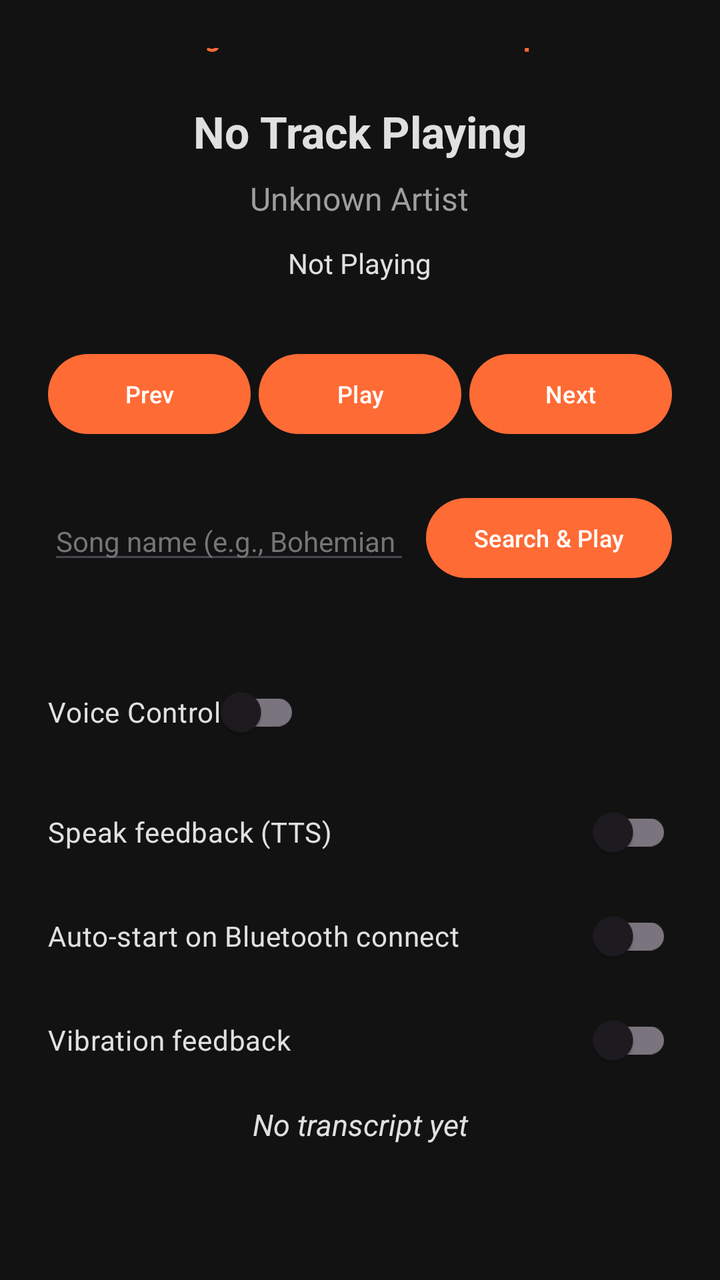
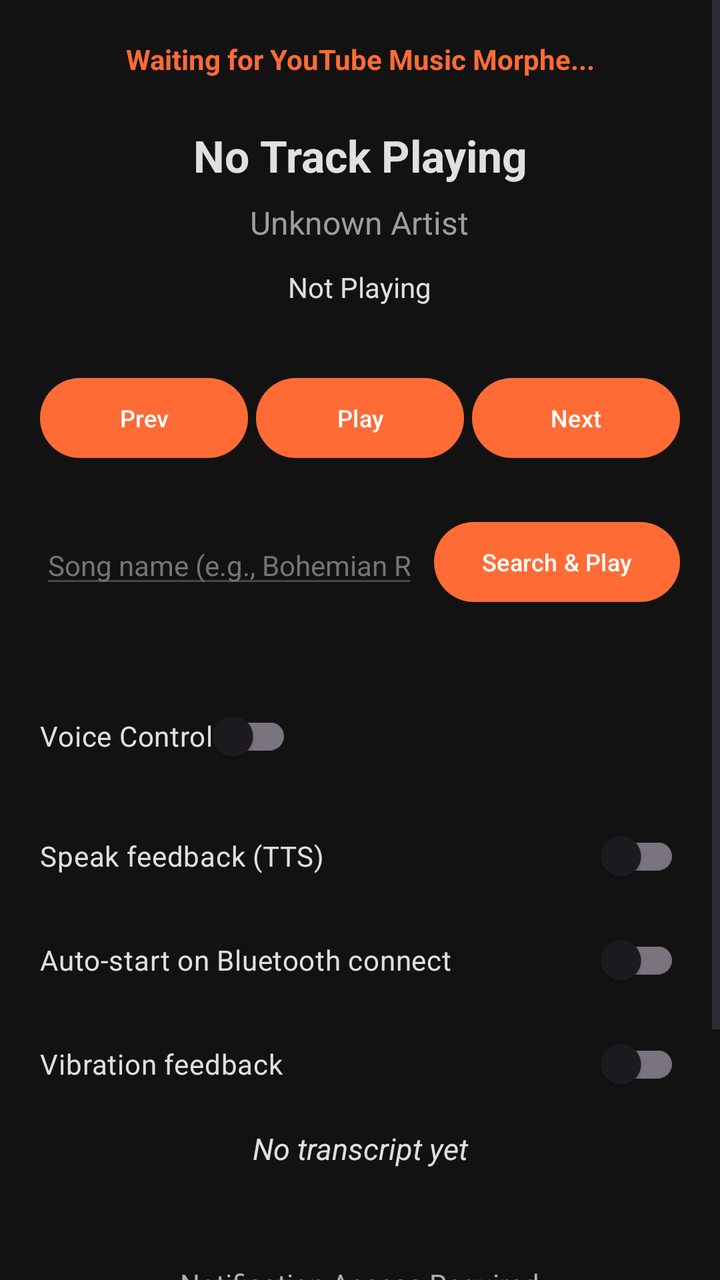

Screens rendered from an Android XML layout before and after an edit, with the pre-edit source and the edit as a unified diff.
<!-- AndroidManifest.xml: application theme Theme.Cadence -->
<!-- res/layout/activity_main.xml -->
<?xml version="1.0" encoding="utf-8"?>
<LinearLayout xmlns:android="http://schemas.android.com/apk/res/android"
    android:layout_width="match_parent"
    android:layout_height="match_parent"
    android:gravity="center"
    android:orientation="vertical"
    android:padding="24dp">

    
    <TextView
        android:id="@+id/tv_target_status"
        android:layout_width="wrap_content"
        android:layout_height="wrap_content"
        android:gravity="center"
        android:text="@string/target_disconnected"
        android:textColor="@color/primary"
        android:textSize="14sp"
        android:textStyle="bold" />

    
    <TextView
        android:id="@+id/tv_current_track"
        android:layout_width="wrap_content"
        android:layout_height="wrap_content"
        android:layout_marginTop="24dp"
        android:gravity="center"
        android:text="@string/no_track_playing"
        android:textColor="@color/onBackground"
        android:textSize="22sp"
        android:textStyle="bold" />

    
    <TextView
        android:id="@+id/tv_current_artist"
        android:layout_width="wrap_content"
        android:layout_height="wrap_content"
        android:layout_marginTop="8dp"
        android:gravity="center"
        android:text="@string/unknown_artist"
        android:textColor="#9E9E9E"
        android:textSize="16sp" />

    
    <TextView
        android:id="@+id/tv_playback_status"
        android:layout_width="wrap_content"
        android:layout_height="wrap_content"
        android:layout_marginTop="12dp"
        android:gravity="center"
        android:text="@string/status_unknown"
        android:textColor="@color/onBackground"
        android:textSize="14sp" />

    
    <LinearLayout
        android:layout_width="match_parent"
        android:layout_height="wrap_content"
        android:layout_marginTop="32dp"
        android:gravity="center"
        android:orientation="horizontal">

        <Button
            android:id="@+id/btn_previous"
            android:layout_width="0dp"
            android:layout_height="wrap_content"
            android:layout_weight="1"
            android:layout_marginEnd="4dp"
            android:paddingStart="4dp"
            android:paddingEnd="4dp"
            android:textSize="12sp"
            android:maxLines="1"
            android:text="@string/btn_previous" />

        <Button
            android:id="@+id/btn_play_pause"
            android:layout_width="0dp"
            android:layout_height="wrap_content"
            android:layout_weight="1"
            android:paddingStart="4dp"
            android:paddingEnd="4dp"
            android:textSize="12sp"
            android:maxLines="1"
            android:text="@string/btn_play" />

        <Button
            android:id="@+id/btn_next"
            android:layout_width="0dp"
            android:layout_height="wrap_content"
            android:layout_weight="1"
            android:layout_marginStart="4dp"
            android:paddingStart="4dp"
            android:paddingEnd="4dp"
            android:textSize="12sp"
            android:maxLines="1"
            android:text="@string/btn_next" />

    </LinearLayout>

    
    <LinearLayout
        android:layout_width="match_parent"
        android:layout_height="wrap_content"
        android:layout_marginTop="24dp"
        android:gravity="center_vertical"
        android:orientation="horizontal">

        <EditText
            android:id="@+id/et_search_query"
            android:layout_width="0dp"
            android:layout_height="wrap_content"
            android:layout_weight="1"
            android:hint="@string/search_hint"
            android:textColor="@color/onBackground"
            android:textColorHint="#757575"
            android:textSize="14sp"
            android:maxLines="1"
            android:inputType="text" />

        <Button
            android:id="@+id/btn_search_play"
            android:layout_width="wrap_content"
            android:layout_height="wrap_content"
            android:layout_marginStart="8dp"
            android:text="@string/search_button"
            android:textSize="12sp" />

    </LinearLayout>

    <TextView
        android:id="@+id/tv_search_state"
        android:layout_width="wrap_content"
        android:layout_height="wrap_content"
        android:layout_marginTop="8dp"
        android:gravity="center"
        android:textColor="@color/primary"
        android:textSize="14sp" />

    
    <LinearLayout
        android:orientation="horizontal"
        android:layout_width="match_parent"
        android:layout_height="wrap_content"
        android:gravity="center_vertical"
        android:paddingVertical="12dp">

        <androidx.appcompat.widget.SwitchCompat
            android:id="@+id/swVoiceControl"
            android:layout_width="wrap_content"
            android:layout_height="wrap_content"
            android:text="@string/voice_toggle_label"
            android:textColor="@color/onBackground" />

        <TextView
            android:id="@+id/tvVoiceState"
            android:layout_width="0dp"
            android:layout_height="wrap_content"
            android:layout_weight="1"
            android:gravity="end|center_vertical"
            android:textColor="@color/primary"
            android:textSize="14sp" />
    </LinearLayout>

    <androidx.appcompat.widget.SwitchCompat
        android:id="@+id/swTtsFeedback"
        android:layout_width="match_parent"
        android:layout_height="wrap_content"
        android:layout_marginBottom="4dp"
        android:text="@string/tts_toggle_label"
        android:textColor="@color/onBackground" />

    <androidx.appcompat.widget.SwitchCompat
        android:id="@+id/swAutoStartBluetooth"
        android:layout_width="match_parent"
        android:layout_height="wrap_content"
        android:layout_marginBottom="4dp"
        android:text="@string/settings_auto_start_bluetooth"
        android:textColor="@color/onBackground" />

    <androidx.appcompat.widget.SwitchCompat
        android:id="@+id/swVibrationFeedback"
        android:layout_width="match_parent"
        android:layout_height="wrap_content"
        android:layout_marginBottom="8dp"
        android:text="@string/settings_vibration"
        android:textColor="@color/onBackground" />

    <TextView
        android:id="@+id/tvLastTranscript"
        android:layout_width="match_parent"
        android:layout_height="wrap_content"
        android:gravity="center"
        android:textColor="@color/onBackground"
        android:textSize="15sp"
        android:textStyle="italic"
        android:text="@string/transcript_placeholder" />

    
    <TextView
        android:id="@+id/tv_permission_status"
        android:layout_width="wrap_content"
        android:layout_height="wrap_content"
        android:layout_marginTop="48dp"
        android:gravity="center"
        android:text="@string/permission_notification_missing"
        android:textColor="#B0B0B0"
        android:textSize="14sp" />

    <Button
        android:id="@+id/btn_permission_notification"
        style="@style/Widget.Material3.Button.OutlinedButton"
        android:layout_width="wrap_content"
        android:layout_height="wrap_content"
        android:layout_marginTop="12dp"
        android:text="@string/btn_permission_notification" />

</LinearLayout>
<!-- resources referenced by this layout -->
<resources>
  <color name="onBackground">#E0E0E0</color>
  <color name="primary">#FF6B35</color>
  <string name="btn_next">Next</string>
  <string name="btn_permission_notification">Grant Notification Access</string>
  <string name="btn_play">Play</string>
  <string name="btn_previous">Prev</string>
  <string name="no_track_playing">No Track Playing</string>
  <string name="permission_notification_missing">Notification Access Required</string>
  <string name="search_button">Search &amp; Play</string>
  <string name="search_hint">Song name (e.g., Bohemian Rhapsody)</string>
  <string name="settings_auto_start_bluetooth">Auto-start on Bluetooth connect</string>
  <string name="settings_vibration">Vibration feedback</string>
  <string name="status_unknown">Not Playing</string>
  <string name="target_disconnected">Waiting for YouTube Music Morphe...</string>
  <string name="transcript_placeholder">No transcript yet</string>
  <string name="tts_toggle_label">Speak feedback (TTS)</string>
  <string name="unknown_artist">Unknown Artist</string>
  <string name="voice_toggle_label">Voice Control</string>
  <style name="Theme.Cadence" parent="Theme.Material3.DayNight.NoActionBar">
          <item name="colorPrimary">@color/primary</item>
          <item name="colorOnPrimary">@color/onPrimary</item>
          <item name="android:windowBackground">@color/background</item>
      </style>
  <color name="onPrimary">#FFFFFF</color>
  <color name="background">#121212</color>
</resources>

<!-- the commit's change to res/layout/activity_main.xml (unified diff, before → after) -->
@@ -1,10 +1,15 @@
 <?xml version="1.0" encoding="utf-8"?>
-<LinearLayout xmlns:android="http://schemas.android.com/apk/res/android"
+<ScrollView xmlns:android="http://schemas.android.com/apk/res/android"
     android:layout_width="match_parent"
     android:layout_height="match_parent"
-    android:gravity="center"
-    android:orientation="vertical"
-    android:padding="24dp">
+    android:fillViewport="true">
+
+    <LinearLayout
+        android:layout_width="match_parent"
+        android:layout_height="wrap_content"
+        android:gravity="center"
+        android:orientation="vertical"
+        android:padding="20dp">
 
     
     <TextView
@@ -213,4 +218,15 @@
         android:layout_marginTop="12dp"
         android:text="@string/btn_permission_notification" />
 
-</LinearLayout>
+    <TextView
+        android:id="@+id/tvAbout"
+        android:layout_width="match_parent"
+        android:layout_height="wrap_content"
+        android:paddingTop="20dp"
+        android:textSize="12sp"
+        android:gravity="center"
+        android:textColor="#888888"
+        android:text="@string/about_text" />
+
+    </LinearLayout>
+</ScrollView>
<!-- resource entries referenced after the edit -->
@@ -2,6 +2,7 @@
 <resources>
   <color name="onBackground">#E0E0E0</color>
   <color name="primary">#FF6B35</color>
+  <string name="about_text">Cadence v1.0.0 · GPL-3.0\nBuilt with ❤ for riders\nhttps://github.com/Seiyoouu/cadence</string>
   <string name="btn_next">Next</string>
   <string name="btn_permission_notification">Grant Notification Access</string>
   <string name="btn_play">Play</string>
